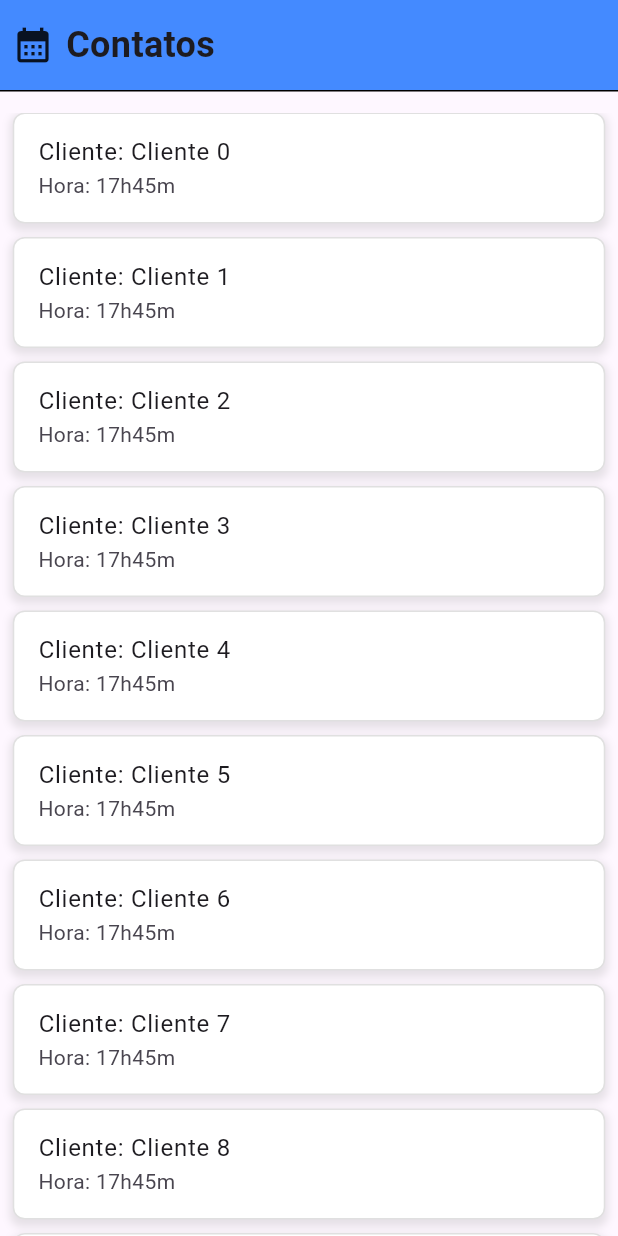
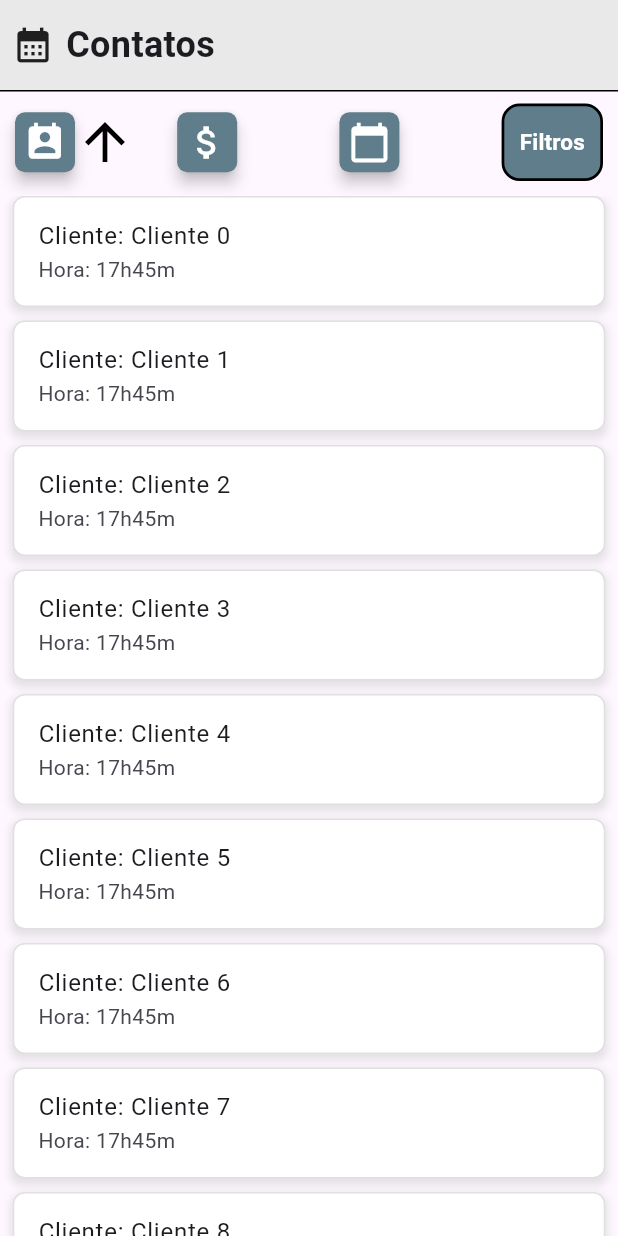
Before and after one commit to MatthewLacerda2/FixFlow, a Flutter app: the ContactsScreen screen opened directly, on a phone screen of 412 x 824 dp. Run offline on Flutter 3.47's test engine with Material 3 defaults, Android fonts, the phone set to English and light mode, and no system bars; our stand-ins replace email_validator, font_awesome_flutter, introduction_screen, shared_preferences; missing offline and left inert: client_sdk, dart_jsonwebtoken, snackbar; accounts and stored records are empty.

Commit message:
filters for contacts screen

```diff
--- a/flow_app/lib/components/logs_list.dart
+++ b/flow_app/lib/components/logs_list.dart
@@ -1,7 +1,6 @@
 import 'package:flutter/material.dart';
 
 class LogsList extends StatelessWidget {
-
   const LogsList({
     super.key,
     required this.clientName,
@@ -46,7 +45,7 @@ class LogsList extends StatelessWidget {
               Text(
                 'R\$ ${price.toStringAsFixed(2)}',
                 style: const TextStyle(
-                  color: Colors.blue,
+                  color: Colors.blueAccent,
                   fontWeight: FontWeight.bold,
                 ),
               ),
--- a/flow_app/lib/components/schedules_list.dart
+++ b/flow_app/lib/components/schedules_list.dart
@@ -46,7 +46,7 @@ class SchedulesList extends StatelessWidget {
               Text(
                 'R\$ $price',
                 style: const TextStyle(
-                  color: Colors.blue,
+                  color: Colors.blueAccent,
                   fontWeight: FontWeight.bold,
                 ),
               ),
--- a/flow_app/lib/screen/main/contacts_screen.dart
+++ b/flow_app/lib/screen/main/contacts_screen.dart
@@ -1,5 +1,8 @@
 import 'package:flutter/material.dart';
 
+import '../../components/Buttons/colored_border_text_button.dart';
+import '../../components/Buttons/order_button.dart';
+import '../apt_filters_screen.dart';
 import '../apts/contact_screen.dart';
 
 class ContactsScreen extends StatelessWidget {
@@ -16,7 +19,7 @@ class ContactsScreen extends StatelessWidget {
               crossAxisAlignment: CrossAxisAlignment.start,
               children: <Widget>[
                 Container(
-                  color: Colors.blueAccent,
+                  color: const Color.fromARGB(255, 233, 233, 233),
                   padding: const EdgeInsets.all(8.0),
                   height: 60,
                   child: const Row(
@@ -32,7 +35,47 @@ class ContactsScreen extends StatelessWidget {
                   ),
                 ),
                 Container(color: Colors.black, height: 1),
-                const SizedBox(height: 14),
+                const SizedBox(height: 8),
+                Padding(
+                  padding: const EdgeInsets.symmetric(horizontal: 10),
+                  child: Row(
+                    mainAxisAlignment: MainAxisAlignment.spaceBetween,
+                    children: <Widget>[
+                      const OrderButton(
+                        icon: Icons.perm_contact_cal,
+                        isUp: true,
+                        iconSize: 40,
+                        iconColor: Colors.blueGrey,
+                      ),
+                      const OrderButton(
+                        icon: Icons.attach_money,
+                        iconSize: 40,
+                        iconColor: Colors.blueGrey,
+                      ),
+                      const OrderButton(
+                        icon: Icons.calendar_today,
+                        iconSize: 40,
+                        iconColor: Colors.blueGrey,
+                      ),
+                      ColoredBorderTextButton(
+                        text: "Filtros",
+                        onPressed: () {
+                          Navigator.push(
+                            context,
+                            MaterialPageRoute<void>(
+                              builder: (BuildContext context) =>
+                                  const AptFiltersScreen(),
+                            ),
+                          );
+                        },
+                        backgroundColor: Colors.blueGrey,
+                        borderColor: Colors.black,
+                        textColor: Colors.white,
+                      )
+                    ],
+                  ),
+                ),
+                const SizedBox(height: 10),
                 Expanded(
                   child: ListView.separated(
                     itemCount: 10,
--- a/flow_app/lib/screen/main/logs_screen.dart
+++ b/flow_app/lib/screen/main/logs_screen.dart
@@ -23,7 +23,7 @@ class LogsScreen extends StatelessWidget {
               crossAxisAlignment: CrossAxisAlignment.start,
               children: <Widget>[
                 Container(
-                  color: Colors.blue,
+                  color: Colors.blueAccent,
                   padding: const EdgeInsets.all(8),
                   height: 60,
                   child: const Row(
```
